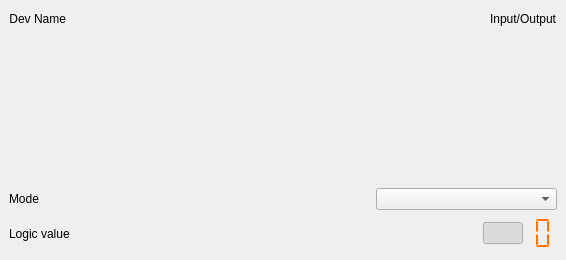
Qt form plugins/swiot/ui/diodigitalchannel.ui (analogdevicesinc/scopy) before a commit.
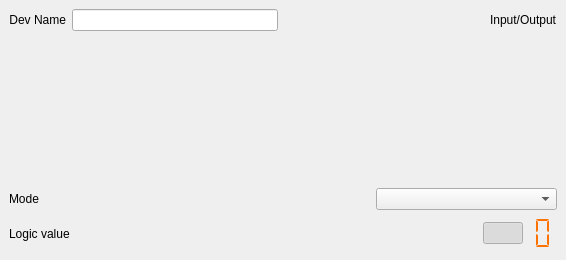
The same form after that commit. Custom widgets are drawn as their Qt base class.

Commit message: swiot: max14906 page remake to add dock widgets -- wip

```diff
--- a/plugins/swiot/ui/diodigitalchannel.ui
+++ b/plugins/swiot/ui/diodigitalchannel.ui
@@ -80,6 +80,9 @@
           </property>
          </widget>
         </item>
+        <item>
+         <widget class="QLineEdit" name="lineEdit"/>
+        </item>
         <item>
          <spacer name="horizontalSpacer_3">
           <property name="orientation">
```
The commit also changes 2 other files.
